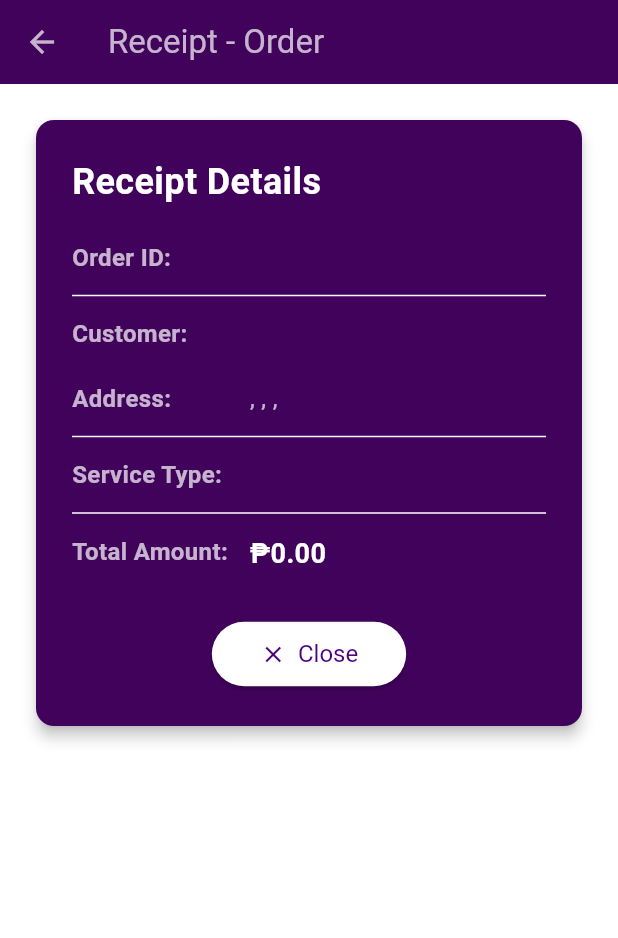
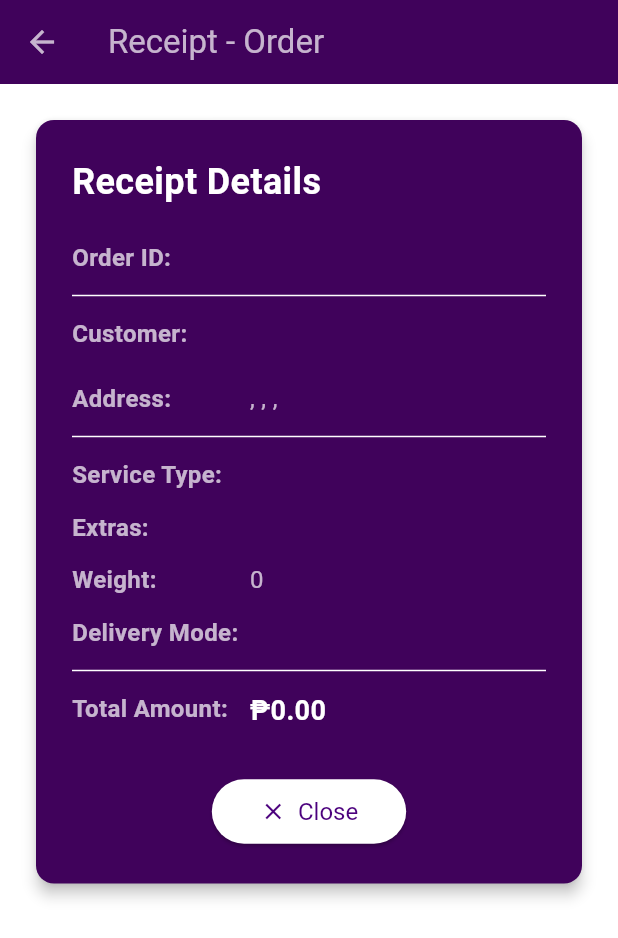
Before and after one commit to pherneaspherb/marden_se_staff_and_admin, a Flutter app: the ReceiptView screen opened directly with empty values, on a phone screen of 412 x 824 dp. Shown: the top 938 px of the screen. Run offline on Flutter 3.47's test engine with Material 3 defaults, Android fonts, the phone set to English and light mode, and no system bars; our stand-ins replace cloud_firestore, firebase_auth, firebase_core, pdf, printing; missing offline and left inert: dart:html; accounts and stored records are empty.

Commit message:
polished the ui

```diff
--- a/lib/admin/screens/Transactions/transactionsTab.dart
+++ b/lib/admin/screens/Transactions/transactionsTab.dart
@@ -53,11 +53,13 @@ class _TransactionsTabState extends State<TransactionsTab>
                   orderType: 'laundryOrders',
                   totalKey: 'totalAmount',
                   serviceKey: 'serviceType',
+                  isLaundry: true,
                 ),
                 TransactionListView(
                   orderType: 'waterOrders',
                   totalKey: 'totalPrice',
                   serviceKey: 'containerType',
+                  isLaundry: false,
                 ),
               ],
             ),
@@ -72,11 +74,13 @@ class TransactionListView extends StatelessWidget {
   final String orderType;
   final String totalKey;
   final String serviceKey;
+  final bool isLaundry;
 
   const TransactionListView({
     required this.orderType,
     required this.totalKey,
     required this.serviceKey,
+    required this.isLaundry,
     super.key,
   });
 
@@ -104,7 +108,6 @@ class TransactionListView extends StatelessWidget {
 
                 final defaultAddress =
                     customerData['defaultAddress'] as Map<String, dynamic>?;
-
                 final customerId = customerDoc.id;
 
                 return [
@@ -247,6 +250,7 @@ class TransactionListView extends StatelessWidget {
                                                       await generateAndDownloadPdf(
                                                         orderData,
                                                         customerData,
+                                                        isLaundry,
                                                       );
                                                       ScaffoldMessenger.of(
                                                         context,
@@ -269,7 +273,6 @@ class TransactionListView extends StatelessWidget {
                                                       );
                                                     }
                                                   },
-
                                                   style:
                                                       OutlinedButton.styleFrom(
                                                         foregroundColor:
@@ -319,8 +322,14 @@ class ReceiptView extends StatelessWidget {
     final totalValue =
         (orderData['totalAmount'] ?? orderData['totalPrice']) as num? ?? 0.0;
     final total = totalValue.toStringAsFixed(2);
+
+    // Detect if laundry or water based on presence of keys
+    final isLaundry = orderData.containsKey('serviceType');
+
     final serviceType =
-        orderData['serviceType'] ?? orderData['containerType'] ?? 'N/A';
+        isLaundry
+            ? (orderData['serviceType'] ?? 'N/A')
+            : (orderData['containerType'] ?? 'N/A');
 
     final addressMap = orderData['address'] as Map<String, dynamic>?;
     final defaultAddress =
@@ -334,7 +343,7 @@ class ReceiptView extends StatelessWidget {
             : "No address provided";
 
     return Scaffold(
-      backgroundColor: Colors.white, // <-- set background to white
+      backgroundColor: Colors.white,
       appBar: AppBar(
         title: Text('Receipt - Order $orderId'),
         backgroundColor: const Color(0xFF40025B),
@@ -352,7 +361,7 @@ class ReceiptView extends StatelessWidget {
             child: Column(
               crossAxisAlignment: CrossAxisAlignment.start,
               children: [
-                Text(
+                const Text(
                   'Receipt Details',
                   style: TextStyle(
                     fontSize: 24,
@@ -365,13 +374,46 @@ class ReceiptView extends StatelessWidget {
                 const Divider(),
                 _buildInfoRow(
                   'Customer',
-                  '${customerData['firstName'] ?? '-'} '
-                      '${customerData['lastName'] ?? '-'}',
+                  '${customerData['firstName'] ?? '-'} ${customerData['lastName'] ?? '-'}',
                 ),
                 const SizedBox(height: 8),
                 _buildInfoRow('Address', formattedAddress),
                 const Divider(),
-                _buildInfoRow('Service Type', serviceType),
+                // Show laundry or water specific fields here
+                if (isLaundry) ...[
+                  _buildInfoRow(
+                    'Service Type',
+                    orderData['serviceType'] ?? 'N/A',
+                  ),
+                  _buildInfoRow(
+                    'Extras',
+                    orderData['extras'] is List
+                        ? (orderData['extras'] as List).join(', ')
+                        : (orderData['extras']?.toString() ?? 'None'),
+                  ),
+
+                  _buildInfoRow(
+                    'Weight',
+                    orderData['weight']?.toString() ?? 'N/A',
+                  ),
+                  _buildInfoRow(
+                    'Delivery Mode',
+                    orderData['deliveryMode'] ?? 'N/A',
+                  ),
+                ] else ...[
+                  _buildInfoRow(
+                    'Container Type',
+                    orderData['containerType'] ?? 'N/A',
+                  ),
+                  _buildInfoRow(
+                    'Quantity',
+                    orderData['quantity']?.toString() ?? 'N/A',
+                  ),
+                  _buildInfoRow(
+                    'Delivery Mode',
+                    orderData['deliveryMode'] ?? 'N/A',
+                  ),
+                ],
                 const Divider(),
                 _buildInfoRow(
                   'Total Amount',
```
Also changed, not shown: lib/admin/screens/Transactions/downloadReceipt.dart (+21 -11 lines), lib/admin/screens/Update Services/updateServicesTab.dart (+5 -4 lines).
